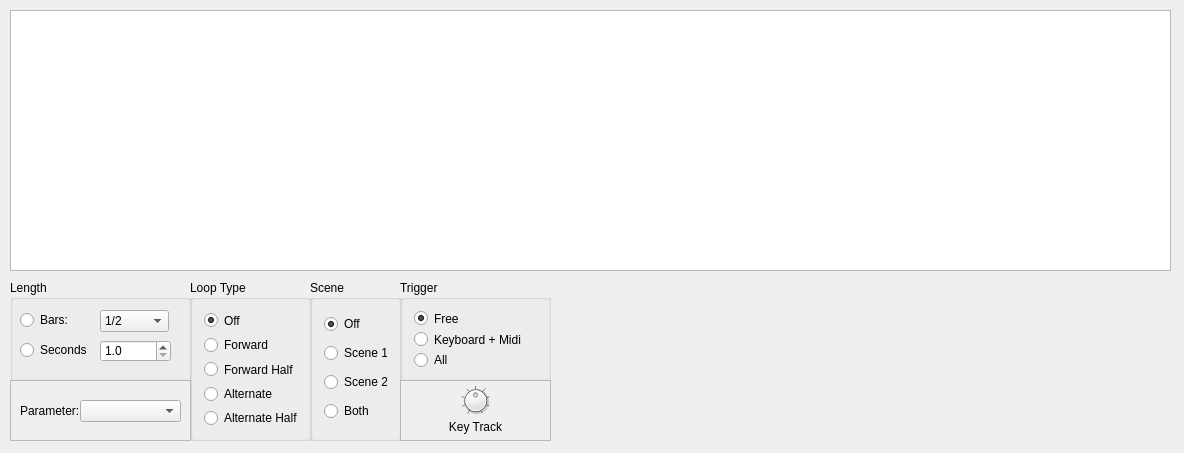
Old version of the form src/View/FreeEGWidget.ui in the repository thefinalcutbg/QAN1xEditor.
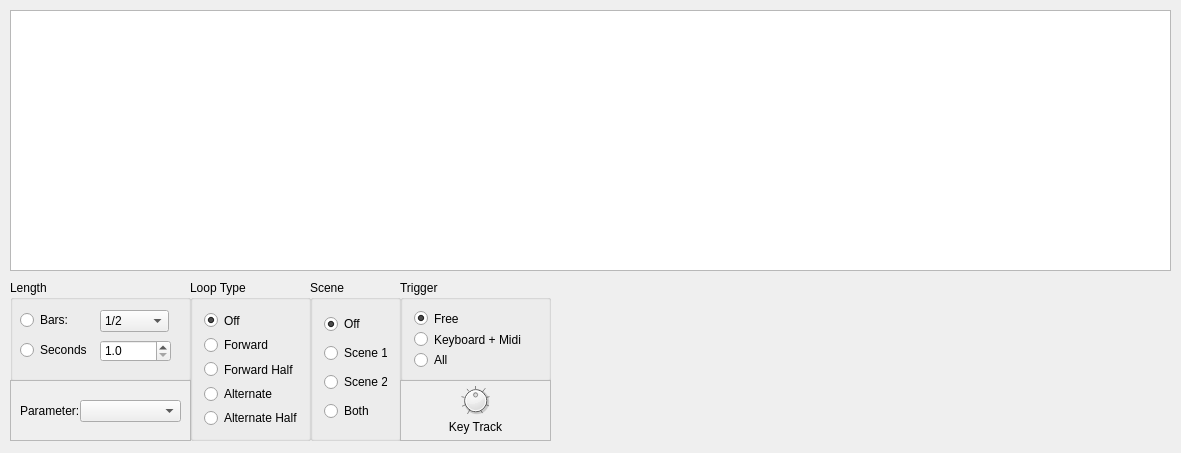
New version of the form. Custom widgets are drawn as their Qt base class.

Patch:
```diff
--- a/src/View/FreeEGWidget.ui
+++ b/src/View/FreeEGWidget.ui
@@ -6,13 +6,13 @@
    <rect>
     <x>0</x>
     <y>0</y>
-    <width>1184</width>
+    <width>1181</width>
     <height>453</height>
    </rect>
   </property>
   <property name="minimumSize">
    <size>
-    <width>928</width>
+    <width>1181</width>
     <height>453</height>
    </size>
   </property>
```
Left out of the diff: 2 changed lines with no effect on the pictures.
